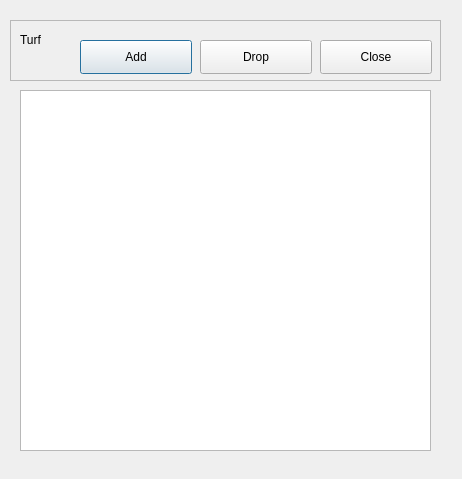
Above: views/ui/turf_dialog.ui from joegillon/bst_ui before the change. Below: the same form after it.
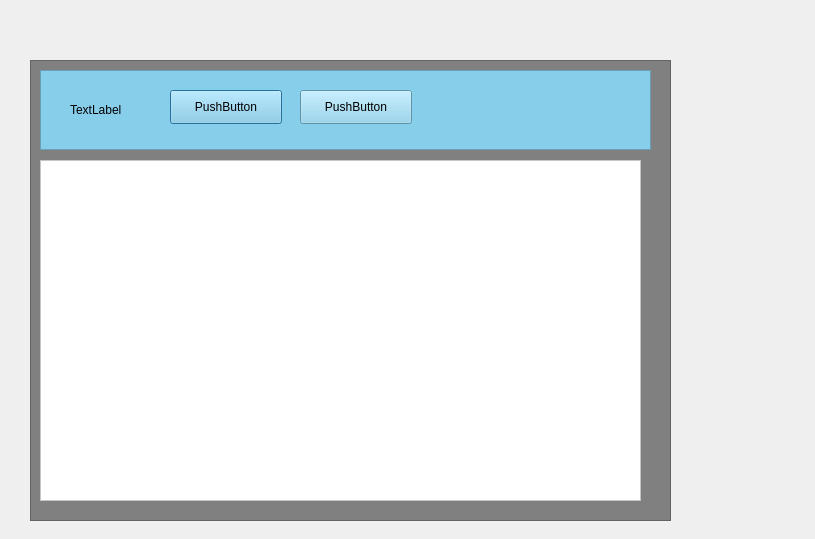
That is the form after the change. Icons and pictures are not drawn.

Patch:
```diff
--- a/views/ui/turf_dialog.ui
+++ b/views/ui/turf_dialog.ui
@@ -6,92 +6,100 @@
    <rect>
     <x>0</x>
     <y>0</y>
-    <width>462</width>
-    <height>479</height>
+    <width>815</width>
+    <height>539</height>
    </rect>
   </property>
   <property name="windowTitle">
    <string>Bluestreets Turf</string>
   </property>
-  <property name="windowIcon">
-   <iconset resource="../../bst.qrc">
-    <normaloff>:/small_donkey.png</normaloff>:/small_donkey.png</iconset>
-  </property>
-  <widget class="QListWidget" name="lstTurf">
-   <property name="geometry">
-    <rect>
-     <x>20</x>
-     <y>90</y>
-     <width>411</width>
-     <height>361</height>
-    </rect>
-   </property>
-  </widget>
   <widget class="QFrame" name="frame">
    <property name="geometry">
     <rect>
-     <x>10</x>
-     <y>20</y>
-     <width>431</width>
-     <height>61</height>
+     <x>30</x>
+     <y>60</y>
+     <width>641</width>
+     <height>461</height>
     </rect>
    </property>
+   <property name="styleSheet">
+    <string notr="true">background-color: gray</string>
+   </property>
    <property name="frameShape">
     <enum>QFrame::StyledPanel</enum>
    </property>
    <property name="frameShadow">
     <enum>QFrame::Raised</enum>
    </property>
-   <widget class="QPushButton" name="pushButton">
-    <property name="geometry">
-     <rect>
-      <x>70</x>
-      <y>20</y>
-      <width>112</width>
-      <height>34</height>
-     </rect>
-    </property>
-    <property name="text">
-     <string>Add</string>
-    </property>
-   </widget>
-   <widget class="QLabel" name="label">
+   <widget class="QFrame" name="frame_2">
     <property name="geometry">
      <rect>
       <x>10</x>
       <y>10</y>
-      <width>68</width>
-      <height>19</height>
+      <width>611</width>
+      <height>80</height>
      </rect>
     </property>
-    <property name="text">
-     <string>Turf</string>
+    <property name="styleSheet">
+     <string notr="true">background-color: skyblue</string>
     </property>
-   </widget>
-   <widget class="QPushButton" name="pushButton_2">
-    <property name="geometry">
-     <rect>
-      <x>190</x>
-      <y>20</y>
-      <width>112</width>
-      <height>34</height>
-     </rect>
+    <property name="frameShape">
+     <enum>QFrame::StyledPanel</enum>
     </property>
-    <property name="text">
-     <string>Drop</string>
+    <property name="frameShadow">
+     <enum>QFrame::Raised</enum>
     </property>
+    <widget class="QLabel" name="label">
+     <property name="geometry">
+      <rect>
+       <x>30</x>
+       <y>30</y>
+       <width>68</width>
+       <height>19</height>
+      </rect>
+     </property>
+     <property name="text">
+      <string>TextLabel</string>
+     </property>
+    </widget>
+    <widget class="QPushButton" name="pushButton">
+     <property name="geometry">
+      <rect>
+       <x>130</x>
+       <y>20</y>
+       <width>112</width>
+       <height>34</height>
+      </rect>
+     </property>
+     <property name="text">
+      <string>PushButton</string>
+     </property>
+    </widget>
+    <widget class="QPushButton" name="pushButton_2">
+     <property name="geometry">
+      <rect>
+       <x>260</x>
+       <y>20</y>
+       <width>112</width>
+       <height>34</height>
+      </rect>
+     </property>
+     <property name="text">
+      <string>PushButton</string>
+     </property>
+    </widget>
    </widget>
-   <widget class="QPushButton" name="pushButton_3">
+   <widget class="QListView" name="listView">
     <property name="geometry">
      <rect>
-      <x>310</x>
-      <y>20</y>
-      <width>112</width>
-      <height>34</height>
+      <x>10</x>
+      <y>100</y>
+      <width>601</width>
+      <height>341</height>
      </rect>
     </property>
-    <property name="text">
-     <string>Close</string>
+    <property name="styleSheet">
+     <string notr="true">background-color: white</string>
     </property>
    </widget>
   </widget>
```
Left out of the diff: 10 changed lines with no effect on the pictures.
